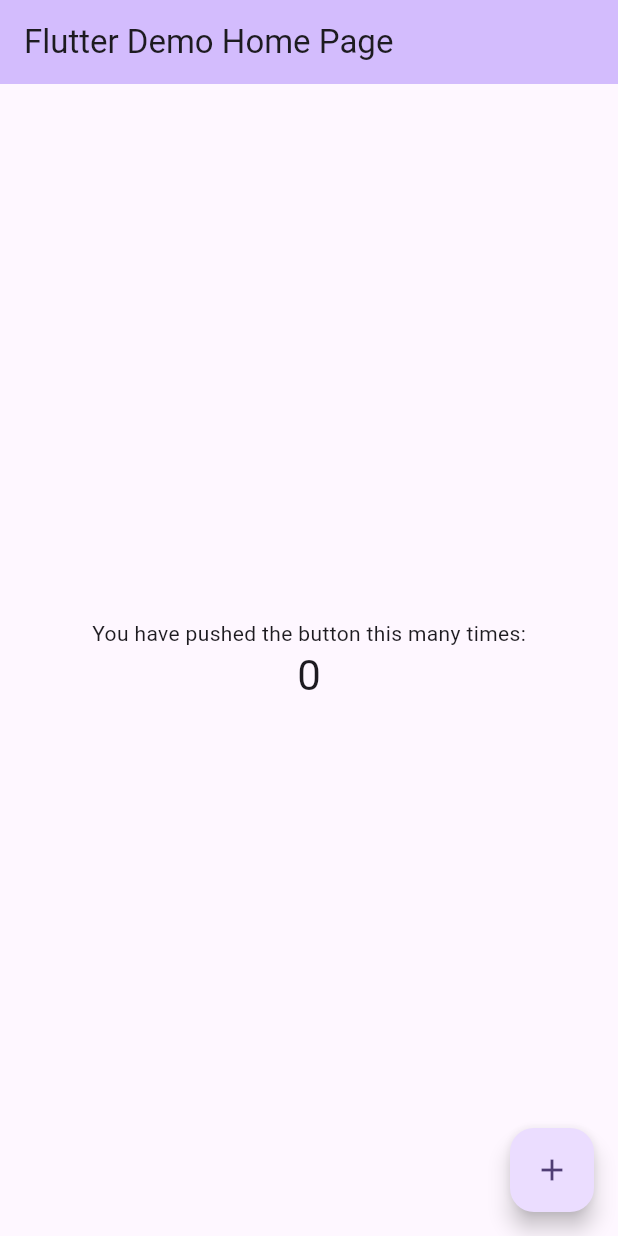
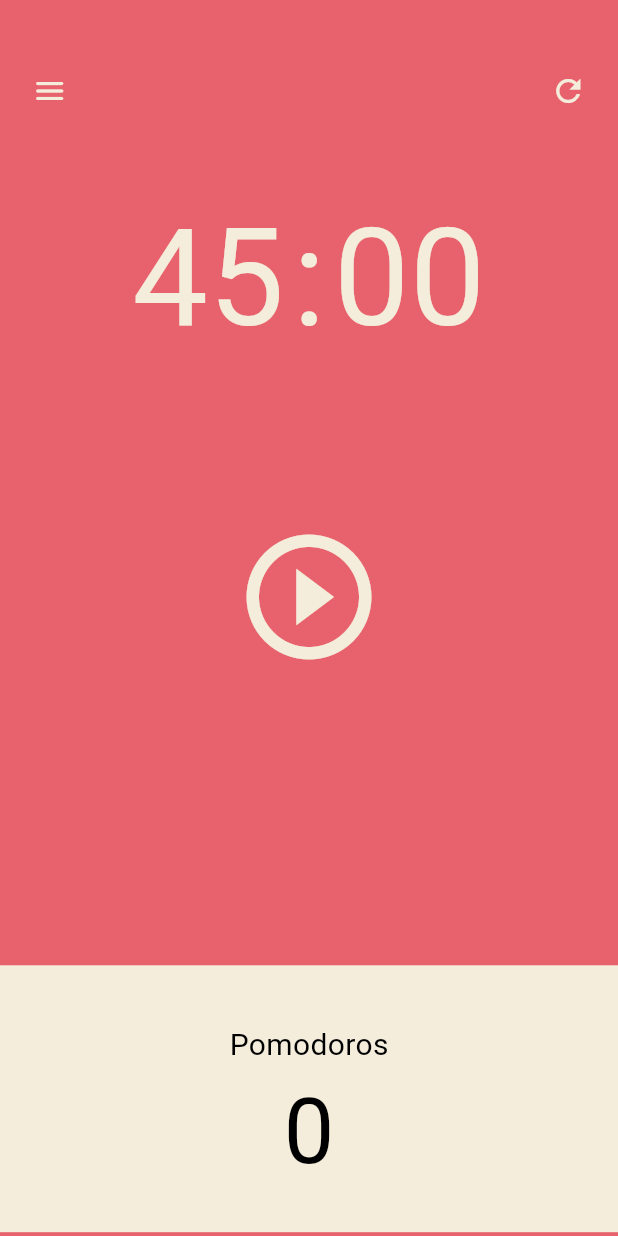
Before and after one commit to JUSTARTUP/TImer, a Flutter app: the screen it shows after launch, on a phone screen of 412 x 824 dp. Run offline on Flutter 3.47's test engine with Material 3 defaults, Android fonts, the phone set to English and light mode, and no system bars; our stand-ins replace get.

Commit message:
make template

```diff
--- a/lib/main.dart
+++ b/lib/main.dart
@@ -1,4 +1,6 @@
 import 'package:flutter/material.dart';
+import 'package:flutter/widgets.dart';
+import 'package:get/get.dart';
 
 void main() {
   runApp(const MyApp());
@@ -7,27 +9,11 @@ void main() {
 class MyApp extends StatelessWidget {
   const MyApp({super.key});
 
-  // This widget is the root of your application.
   @override
   Widget build(BuildContext context) {
-    return MaterialApp(
+    return GetMaterialApp(
       title: 'Flutter Demo',
       theme: ThemeData(
-        // This is the theme of your application.
-        //
-        // TRY THIS: Try running your application with "flutter run". You'll see
-        // the application has a purple toolbar. Then, without quitting the app,
-        // try changing the seedColor in the colorScheme below to Colors.green
-        // and then invoke "hot reload" (save your changes or press the "hot
-        // reload" button in a Flutter-supported IDE, or press "r" if you used
-        // the command line to start the app).
-        //
-        // Notice that the counter didn't reset back to zero; the application
-        // state is not lost during the reload. To reset the state, use hot
-        // restart instead.
-        //
-        // This works for code too, not just values: Most code changes can be
-        // tested with just a hot reload.
         colorScheme: ColorScheme.fromSeed(seedColor: Colors.deepPurple),
         useMaterial3: true,
       ),
@@ -39,15 +25,6 @@ class MyApp extends StatelessWidget {
 class MyHomePage extends StatefulWidget {
   const MyHomePage({super.key, required this.title});
 
-  // This widget is the home page of your application. It is stateful, meaning
-  // that it has a State object (defined below) that contains fields that affect
-  // how it looks.
-
-  // This class is the configuration for the state. It holds the values (in this
-  // case the title) provided by the parent (in this case the App widget) and
-  // used by the build method of the State. Fields in a Widget subclass are
-  // always marked "final".
-
   final String title;
 
   @override
@@ -55,71 +32,126 @@ class MyHomePage extends StatefulWidget {
 }
 
 class _MyHomePageState extends State<MyHomePage> {
-  int _counter = 0;
-
-  void _incrementCounter() {
-    setState(() {
-      // This call to setState tells the Flutter framework that something has
-      // changed in this State, which causes it to rerun the build method below
-      // so that the display can reflect the updated values. If we changed
-      // _counter without calling setState(), then the build method would not be
-      // called again, and so nothing would appear to happen.
-      _counter++;
-    });
-  }
+  int seconds = 45 * 60;
+  int count = 0;
 
   @override
   Widget build(BuildContext context) {
-    // This method is rerun every time setState is called, for instance as done
-    // by the _incrementCounter method above.
-    //
-    // The Flutter framework has been optimized to make rerunning build methods
-    // fast, so that you can just rebuild anything that needs updating rather
-    // than having to individually change instances of widgets.
+    double screenHeight = MediaQuery.of(context).size.height;
+    double screenWidth = MediaQuery.of(context).size.width;
     return Scaffold(
-      appBar: AppBar(
-        // TRY THIS: Try changing the color here to a specific color (to
-        // Colors.amber, perhaps?) and trigger a hot reload to see the AppBar
-        // change color while the other colors stay the same.
-        backgroundColor: Theme.of(context).colorScheme.inversePrimary,
-        // Here we take the value from the MyHomePage object that was created by
-        // the App.build method, and use it to set our appbar title.
-        title: Text(widget.title),
-      ),
-      body: Center(
-        // Center is a layout widget. It takes a single child and positions it
-        // in the middle of the parent.
+      body: Container(
+        decoration: const BoxDecoration(
+          color: Color(0xFFE7626C),
+        ),
+        width: screenWidth,
+        height: screenHeight,
         child: Column(
-          // Column is also a layout widget. It takes a list of children and
-          // arranges them vertically. By default, it sizes itself to fit its
-          // children horizontally, and tries to be as tall as its parent.
-          //
-          // Column has various properties to control how it sizes itself and
-          // how it positions its children. Here we use mainAxisAlignment to
-          // center the children vertically; the main axis here is the vertical
-          // axis because Columns are vertical (the cross axis would be
-          // horizontal).
-          //
-          // TRY THIS: Invoke "debug painting" (choose the "Toggle Debug Paint"
-          // action in the IDE, or press "p" in the console), to see the
-          // wireframe for each widget.
-          mainAxisAlignment: MainAxisAlignment.center,
-          children: <Widget>[
-            const Text(
-              'You have pushed the button this many times:',
+          mainAxisAlignment: MainAxisAlignment.start,
+          crossAxisAlignment: CrossAxisAlignment.center,
+          children: [
+            SizedBox(
+              height: screenHeight / 844 * 50,
             ),
-            Text(
-              '$_counter',
-              style: Theme.of(context).textTheme.headlineMedium,
+            Row(
+              mainAxisAlignment: MainAxisAlignment.spaceBetween,
+              children: [
+                Row(
+                  children: [
+                    SizedBox(
+                      width: screenWidth / 390 * 20,
+                    ),
+                    GestureDetector(
+                      onTap: () {},
+                      child: const Icon(
+                        Icons.menu_rounded,
+                        color: Color(0xFFF4EDDB),
+                      ),
+                    ),
+                  ],
+                ),
+                Row(
+                  children: [
+                    GestureDetector(
+                      onTap: () {},
+                      child: const Icon(
+                        Icons.refresh_sharp,
+                        color: Color(0xFFF4EDDB),
+                      ),
+                    ),
+                    SizedBox(
+                      width: screenWidth / 390 * 20,
+                    ),
+                  ],
+                ),
+              ],
+            ),
+            SizedBox(
+              height: screenHeight / 844 * 50,
+            ),
+            Row(
+              mainAxisAlignment: MainAxisAlignment.center,
+              children: [
+                const Text(
+                  '45', // 위에 변수 만들어 놨으니까 연산자 써서 자동화 ㄱㄱ
+                  style: TextStyle(
+                    fontSize: 90,
+                    color: Color(0xFFF4EDDB),
+                  ),
+                ),
+                SizedBox(width: screenWidth / 390 * 5),
+                const Text(
+                  ':',
+                  style: TextStyle(
+                    fontSize: 90,
+                    color: Color(0xFFF4EDDB),
+                  ),
+                ),
+                SizedBox(width: screenWidth / 390 * 5),
+                const Text(
+                  //여기도
+                  '00',
+                  style: TextStyle(
+                    fontSize: 90,
+                    color: Color(0xFFF4EDDB),
+                  ),
+                ),
+              ],
+            ),
+            SizedBox(height: screenHeight / 844 * 100),
+            const Icon(
+              //여기 삼항연산자 써서 저번에 했던거 처럼 아이콘 바꾸기, Icons.pause_circle_outline <- 이거 쓰면 됨
+              Icons.play_circle_outline,
+              color: Color(0xFFF4EDDB),
+              size: 100,
+            ),
+            SizedBox(height: screenHeight / 844 * 200),
+            Container(
+              height: screenHeight / 844 * 182.26,
+              width: screenWidth,
+              decoration: const BoxDecoration(
+                color: Color(0xFFF4EDDB),
+              ),
+              child: Column(
+                children: [
+                  SizedBox(
+                    height: screenHeight / 844 * 40,
+                  ),
+                  const Text(
+                    'Pomodoros',
+                    style: TextStyle(color: Colors.black, fontSize: 20),
+                  ),
+                  SizedBox(height: screenHeight / 844 * 1),
+                  const Text(
+                    '0', //이거 변수(count)로 바꾸기
+                    style: TextStyle(color: Colors.black, fontSize: 60),
+                  ),
+                ],
+              ),
             ),
           ],
         ),
       ),
-      floatingActionButton: FloatingActionButton(
-        onPressed: _incrementCounter,
-        tooltip: 'Increment',
-        child: const Icon(Icons.add),
-      ), // This trailing comma makes auto-formatting nicer for build methods.
     );
   }
 }
--- a/pubspec.yaml
+++ b/pubspec.yaml
@@ -1,4 +1,4 @@
-name: flutter_application_1
+name: TImer
 description: "A new Flutter project."
 # The following line prevents the package from being accidentally published to
 # pub.dev using `flutter pub publish`. This is preferred for private packages.
@@ -39,6 +39,7 @@ dependencies:
 dev_dependencies:
   flutter_test:
     sdk: flutter
+  get:
 
   # The "flutter_lints" package below contains a set of recommended lints to
   # encourage good coding practices. The lint set provided by the package is
```
Also changed, not shown: pubspec.lock, 1 other file.
